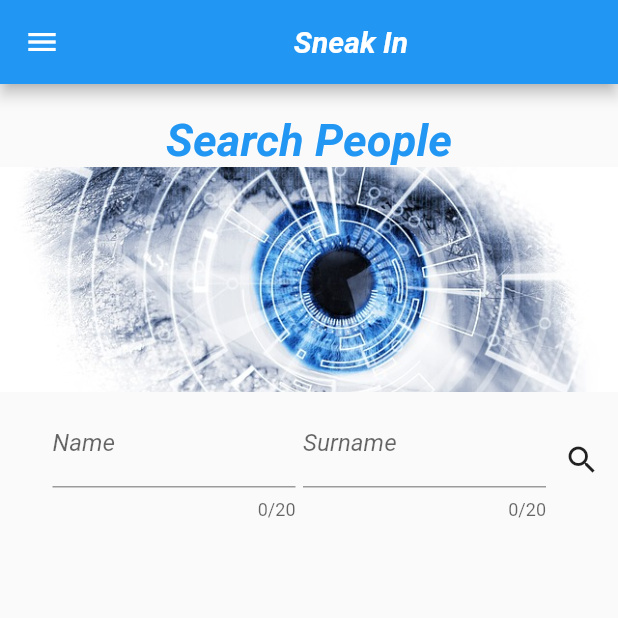
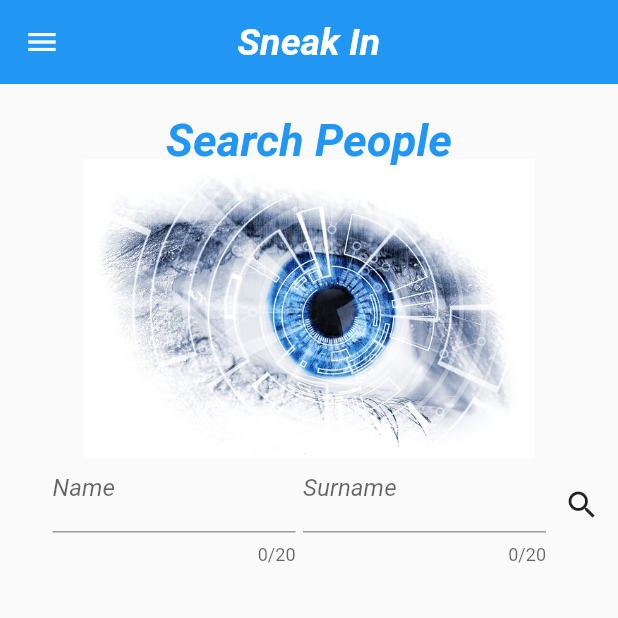
Before and after one commit to tanerezircan/sneakin, a Flutter app: the screen it shows after launch, on a phone screen of 412 x 824 dp, the top half of it. Run offline on Flutter 3.47's test engine with Material 2 defaults, Android fonts, the phone set to English and light mode, and no system bars; our stand-ins replace flutter_easyrefresh; Roboto replaces fonts that are missing (Arial, Comic-Sans).

Commit message:
Search Page Review

```diff
--- a/lib/view/home/SneakHomePage.dart
+++ b/lib/view/home/SneakHomePage.dart
@@ -11,8 +11,8 @@ class _SneakHomePageState extends State<SneakHomePage> {
   @override
   Widget build(BuildContext context) {
     return Scaffold(
-      appBar: AppBar(title: Center(child: Text('Sneak In' , style: TextStyle(
-              fontStyle: FontStyle.italic, fontWeight: FontWeight.bold, fontFamily: 'Comic-Sans'),))),
+    /*  appBar: AppBar(title: Center(child: Text('Sneak In' , style: TextStyle(
+              fontStyle: FontStyle.italic, fontWeight: FontWeight.bold, fontFamily: 'Comic-Sans'),))),*/
       drawer: SneakSideMenuPage(),
       body: SneakSearchPage(),
     );
--- a/lib/view/home/SneakSearchPage.dart
+++ b/lib/view/home/SneakSearchPage.dart
@@ -52,50 +52,36 @@ class _SneakSearchPageState extends State<SneakSearchPage> {
 
   @override
   Widget build(BuildContext context) {
+    return CustomScrollView(
+      slivers: <Widget>[
+        SliverAppBar(
+          centerTitle: true,
+          iconTheme:
+              IconThemeData(color: Theme.of(context).scaffoldBackgroundColor),
+          title: Text(
+            'Sneak In',
+            style: TextStyle(
+            fontStyle: FontStyle.italic,
+            fontWeight: FontWeight.bold,
+            fontSize: 25.0,
+            fontFamily: 'Arial'),
+          ),
+          snap: true,
+          floating: true,
+        ),
+        SliverList(
+          delegate:
+              SliverChildBuilderDelegate((BuildContext context, int index) {
             return GestureDetector(
-      child: Column(
-        mainAxisAlignment: MainAxisAlignment.center,
+              child: Stack(
                 children: <Widget>[
                   Container(
-            // color: Colors.lightBlue[50],
-            padding: EdgeInsets.only(top: 20.0),
+                    padding: EdgeInsets.only(top: 200.0, left: 30.0),
                     child: Row(
                       children: <Widget>[
                         Expanded(
-                    child: Center(
-                  child: Text(
-                    "Search People",
-                    textDirection: TextDirection.ltr,
-                    style: TextStyle(
-                        fontSize: 30,
-                        fontStyle: FontStyle.italic,
-                        color: Colors.blue,
-                        fontWeight: FontWeight.bold),
-                  ),
-                )),
-              ],
-              textDirection: TextDirection.ltr,
-            ),
-          ),
-          Center(
                           child: Container(
-                  height: 150.0,
-                  width: double.infinity,
-                  child: Image.asset(
-                    "assets/icons/search_people.png",
-                    fit: BoxFit.cover,
-                  ))),
-          Expanded(
-            child: Container(
-              alignment: Alignment.topCenter,
-              padding: EdgeInsets.only(top: 5.0, left: 30.0),
-              // color: Colors.lightBlue[50],
-              child: Row(
-                mainAxisAlignment: MainAxisAlignment.center,
-                children: <Widget>[
-                  Expanded(
-                    child: Container(
-                      padding: EdgeInsets.only(left: 5.0),
+                            padding: EdgeInsets.only(top: 40.0, left: 5.0),
                             child: TextField(
                               maxLength: 20,
                               textAlign: TextAlign.justify,
@@ -113,14 +99,14 @@ class _SneakSearchPageState extends State<SneakSearchPage> {
                         ),
                         Expanded(
                           child: Container(
-                      padding: EdgeInsets.only(left: 5.0),
+                            padding: EdgeInsets.only(top: 40.0, left: 5.0),
                             child: TextField(
                               maxLength: 20,
                               textAlign: TextAlign.justify,
                               style: TextStyle(
                                 fontStyle: FontStyle.italic,
                                 color: Colors.black,
-                            decoration: TextDecoration.none),
+                              ),
                               controller: surnameController,
                               key: surnameGlobalController,
                               textDirection: TextDirection.ltr,
@@ -129,21 +115,67 @@ class _SneakSearchPageState extends State<SneakSearchPage> {
                             ),
                           ),
                         ),
-                  IconButton(
+                        Container(
+                          padding: EdgeInsets.only(top: 40.0),
+                          child: IconButton(
                             icon: Icon(Icons.search),
                             tooltip: 'Search',
                             onPressed: () {
-                      searchPeople(
-                          context, nameController.text, surnameController.text);
+                              searchPeople(context, nameController.text,
+                                  surnameController.text);
                             },
                           ),
+                        ),
                       ],
+                    ),
+                  ),
+                  Container(
+                    padding: EdgeInsets.only(top: 50.0),
+                    child: Row(
+                      crossAxisAlignment: CrossAxisAlignment.center,
+                      mainAxisAlignment: MainAxisAlignment.center,
+                      children: <Widget>[
+                        Container(
+                            constraints: BoxConstraints(
+                                maxHeight: 200.0, maxWidth: double.infinity),
+                            child: Center(
+                              child: Image.asset(
+                                "assets/icons/search_people.png",
+                              ),
+                            )),
+                      ],
+                    ),
+                  ),
+                  Padding(
+                    padding: EdgeInsets.only(top: 20.0),
+                    child: Container(
+                      child: Row(
+                        crossAxisAlignment: CrossAxisAlignment.center,
+                        mainAxisAlignment: MainAxisAlignment.center,
+                        children: <Widget>[
+                          Container(
+                            child: Center(
+                              child: Text(
+                                "Search People",
                                 textDirection: TextDirection.ltr,
+                                style: TextStyle(
+                                    fontSize: 30,
+                                    fontStyle: FontStyle.italic,
+                                    color: Colors.blue,
+                                    fontWeight: FontWeight.bold),
                               ),
                             ),
                           ),
                         ],
                       ),
+                    ),
+                  ),
+                ],
+              ),
+            );
+          }, childCount: 1),
+        ),
+      ],
     );
   }
 
@@ -842,6 +874,7 @@ class _SneakSearchPageState extends State<SneakSearchPage> {
     }
   }); */
   }
+
   /// Show page loading indicator
   showPageLoading(BuildContext context) {
     var loadingIndicator = new Center(child: CircularProgressIndicator());
```
Lines whose indentation alone changed are shown as unchanged.
